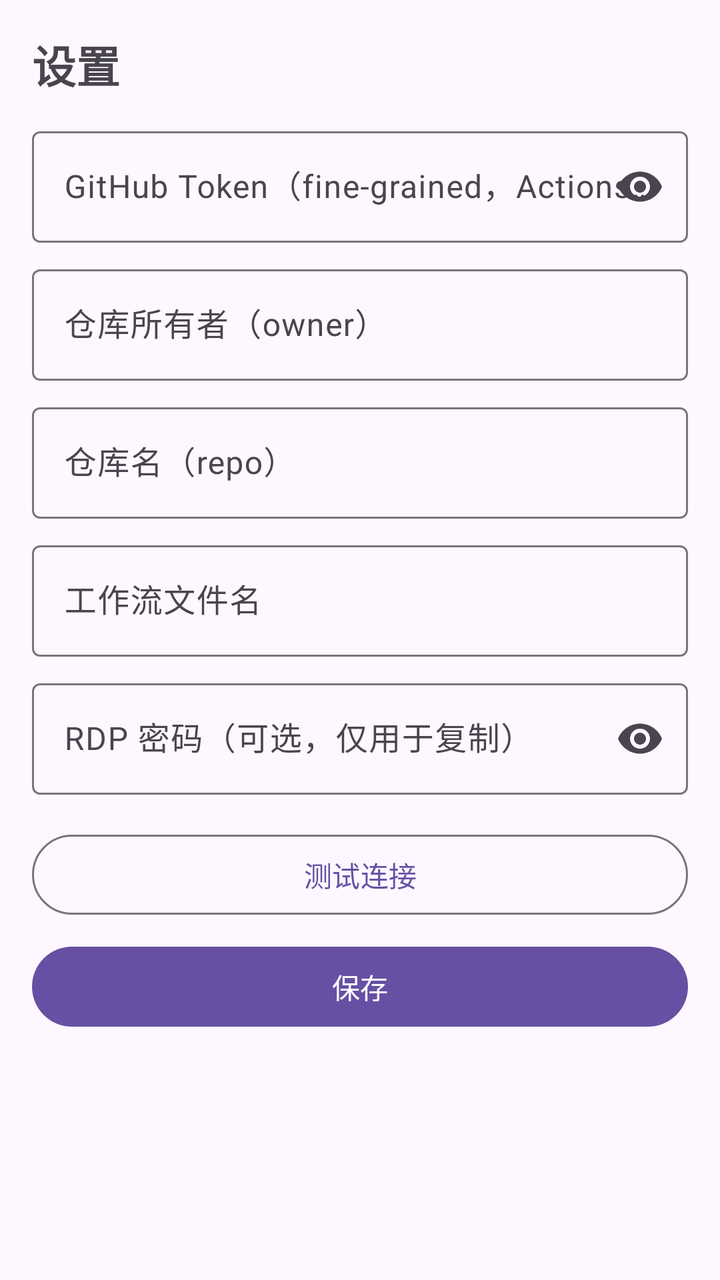
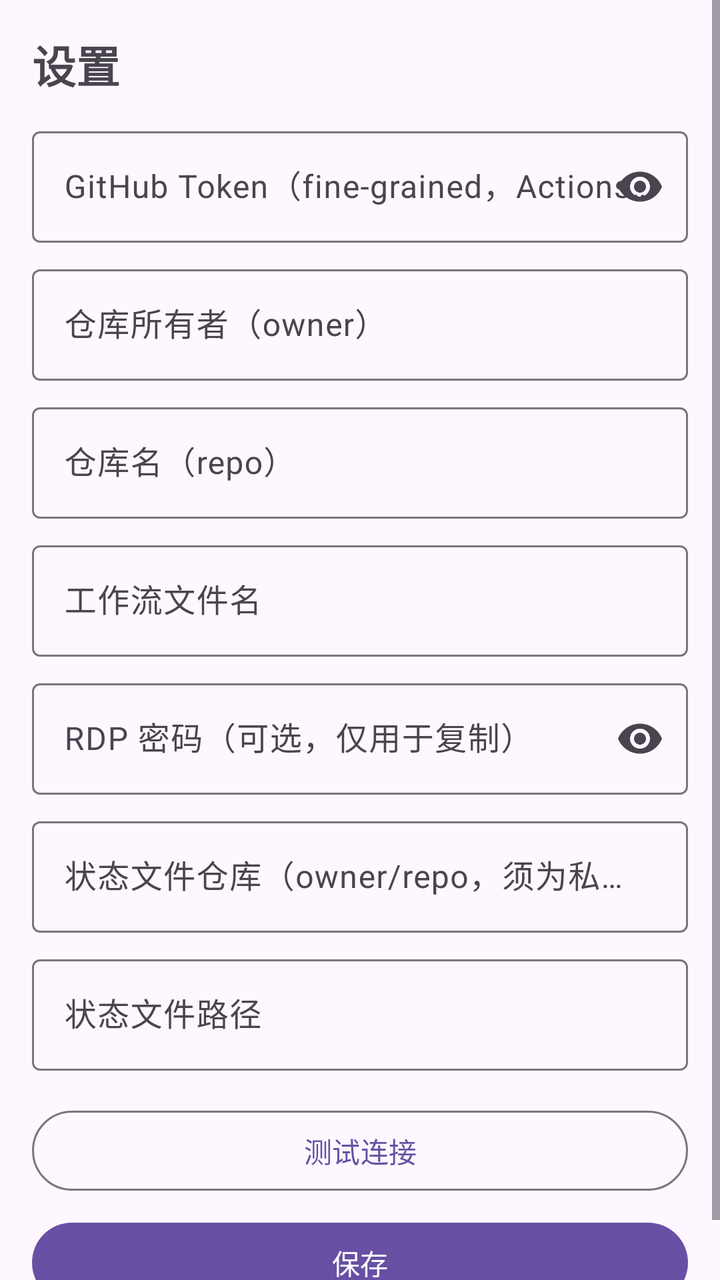

The first picture is an Android layout as it rendered before a commit; the second is the same layout after the commit. The layout source and the unified diff follow.
<!-- AndroidManifest.xml: application theme Theme.Controller -->
<!-- res/layout/activity_settings.xml -->
<?xml version="1.0" encoding="utf-8"?>
<ScrollView xmlns:android="http://schemas.android.com/apk/res/android"
    xmlns:app="http://schemas.android.com/apk/res-auto"
    android:layout_width="match_parent"
    android:layout_height="match_parent">

    <LinearLayout
        android:layout_width="match_parent"
        android:layout_height="wrap_content"
        android:orientation="vertical"
        android:padding="16dp">

        <TextView
            android:layout_width="wrap_content"
            android:layout_height="wrap_content"
            android:text="设置"
            android:textSize="22sp"
            android:textStyle="bold"
            android:layout_marginBottom="12dp" />

        <com.google.android.material.textfield.TextInputLayout
            android:layout_width="match_parent"
            android:layout_height="wrap_content"
            android:hint="GitHub Token（fine-grained，Actions 读写权限）"
            app:endIconMode="password_toggle">

            <com.google.android.material.textfield.TextInputEditText
                android:id="@+id/etToken"
                android:layout_width="match_parent"
                android:layout_height="wrap_content"
                android:inputType="textPassword" />
        </com.google.android.material.textfield.TextInputLayout>

        <com.google.android.material.textfield.TextInputLayout
            android:layout_width="match_parent"
            android:layout_height="wrap_content"
            android:layout_marginTop="8dp"
            android:hint="仓库所有者（owner）">

            <com.google.android.material.textfield.TextInputEditText
                android:id="@+id/etOwner"
                android:layout_width="match_parent"
                android:layout_height="wrap_content"
                android:inputType="text" />
        </com.google.android.material.textfield.TextInputLayout>

        <com.google.android.material.textfield.TextInputLayout
            android:layout_width="match_parent"
            android:layout_height="wrap_content"
            android:layout_marginTop="8dp"
            android:hint="仓库名（repo）">

            <com.google.android.material.textfield.TextInputEditText
                android:id="@+id/etRepo"
                android:layout_width="match_parent"
                android:layout_height="wrap_content"
                android:inputType="text" />
        </com.google.android.material.textfield.TextInputLayout>

        <com.google.android.material.textfield.TextInputLayout
            android:layout_width="match_parent"
            android:layout_height="wrap_content"
            android:layout_marginTop="8dp"
            android:hint="工作流文件名">

            <com.google.android.material.textfield.TextInputEditText
                android:id="@+id/etWorkflow"
                android:layout_width="match_parent"
                android:layout_height="wrap_content"
                android:inputType="text" />
        </com.google.android.material.textfield.TextInputLayout>

        <com.google.android.material.textfield.TextInputLayout
            android:layout_width="match_parent"
            android:layout_height="wrap_content"
            android:layout_marginTop="8dp"
            android:hint="RDP 密码（可选，仅用于复制）"
            app:endIconMode="password_toggle">

            <com.google.android.material.textfield.TextInputEditText
                android:id="@+id/etRdpPassword"
                android:layout_width="match_parent"
                android:layout_height="wrap_content"
                android:inputType="textPassword" />
        </com.google.android.material.textfield.TextInputLayout>

        <com.google.android.material.button.MaterialButton
            android:id="@+id/btnTest"
            style="@style/Widget.Material3.Button.OutlinedButton"
            android:layout_width="match_parent"
            android:layout_height="wrap_content"
            android:layout_marginTop="16dp"
            android:text="测试连接" />

        <com.google.android.material.button.MaterialButton
            android:id="@+id/btnSave"
            android:layout_width="match_parent"
            android:layout_height="wrap_content"
            android:layout_marginTop="8dp"
            android:text="保存" />

    </LinearLayout>
</ScrollView>
<!-- resources referenced by this layout -->
<resources>
  <style name="Theme.Controller" parent="Theme.Material3.DayNight.NoActionBar" />
</resources>

<!-- the commit's change to res/layout/activity_settings.xml (unified diff, before → after) -->
@@ -84,6 +84,32 @@
                 android:inputType="textPassword" />
         </com.google.android.material.textfield.TextInputLayout>
 
+        <com.google.android.material.textfield.TextInputLayout
+            android:layout_width="match_parent"
+            android:layout_height="wrap_content"
+            android:layout_marginTop="8dp"
+            android:hint="状态文件仓库（owner/repo，须为私有仓库）">
+
+            <com.google.android.material.textfield.TextInputEditText
+                android:id="@+id/etStateRepo"
+                android:layout_width="match_parent"
+                android:layout_height="wrap_content"
+                android:inputType="text" />
+        </com.google.android.material.textfield.TextInputLayout>
+
+        <com.google.android.material.textfield.TextInputLayout
+            android:layout_width="match_parent"
+            android:layout_height="wrap_content"
+            android:layout_marginTop="8dp"
+            android:hint="状态文件路径">
+
+            <com.google.android.material.textfield.TextInputEditText
+                android:id="@+id/etStatePath"
+                android:layout_width="match_parent"
+                android:layout_height="wrap_content"
+                android:inputType="text" />
+        </com.google.android.material.textfield.TextInputLayout>
+
         <com.google.android.material.button.MaterialButton
             android:id="@+id/btnTest"
             style="@style/Widget.Material3.Button.OutlinedButton"
